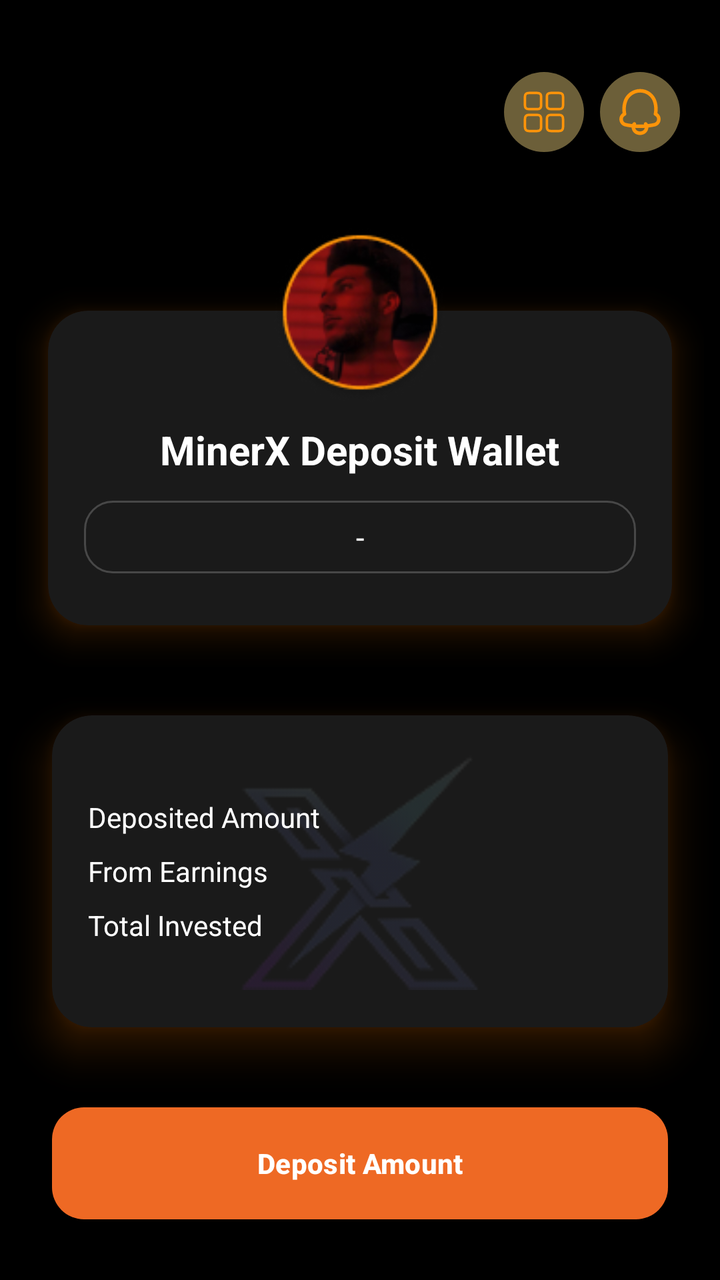
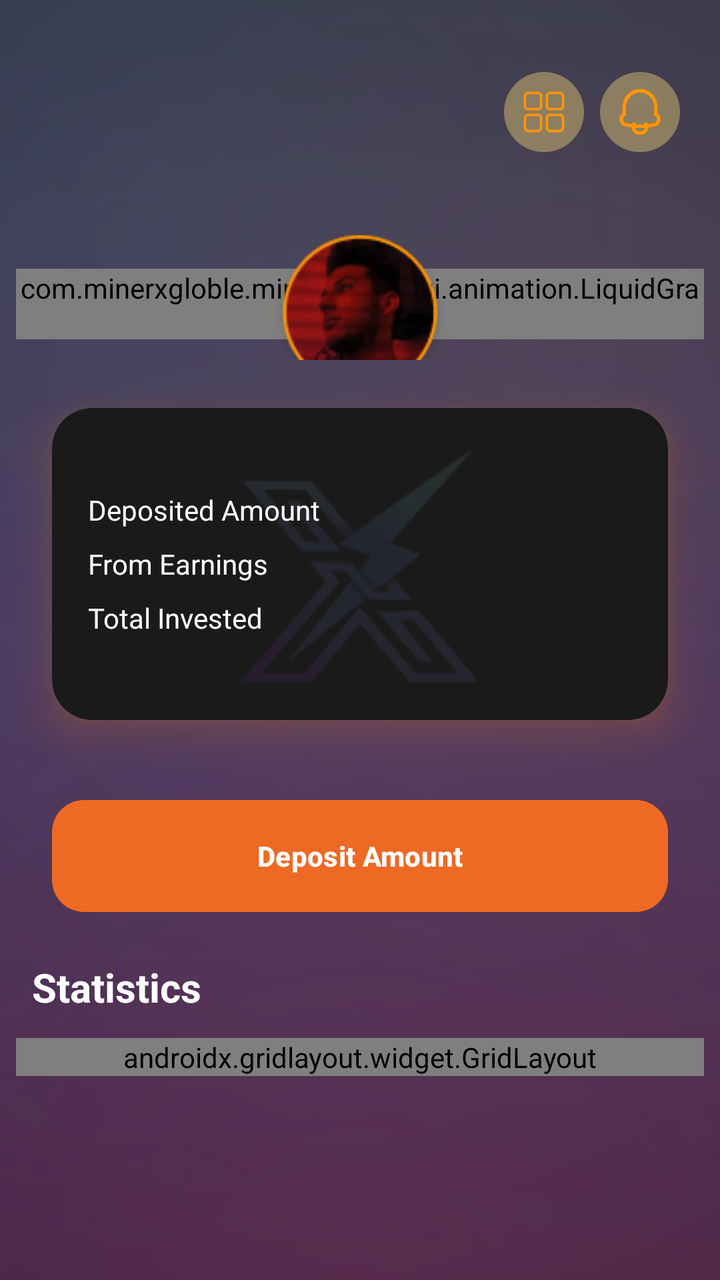

An Android layout rendered at two revisions. The XML below is the earlier revision; the diff shows what the commit changed to produce the second picture.
<!-- AndroidManifest.xml: application theme Theme.Bitbloom -->
<!-- res/layout/fragment_wallet.xml -->
<?xml version="1.0" encoding="utf-8"?>
<androidx.coordinatorlayout.widget.CoordinatorLayout xmlns:android="http://schemas.android.com/apk/res/android"
    xmlns:app="http://schemas.android.com/apk/res-auto"
    android:id="@+id/root"
    android:layout_width="match_parent"
    android:layout_height="match_parent"
    android:background="@color/mxg_black">

    
    <androidx.core.widget.NestedScrollView
        android:id="@+id/scrollContainer"
        android:layout_width="match_parent"
        android:layout_height="match_parent"
        android:fillViewport="true"
        android:scrollbars="none">

        
        <androidx.constraintlayout.widget.ConstraintLayout
            android:layout_width="match_parent"
            android:layout_height="wrap_content"
            android:paddingTop="24dp"
            android:paddingBottom="24dp">

            
            <androidx.constraintlayout.widget.Guideline
                android:id="@+id/gStart"
                android:layout_width="wrap_content"
                android:layout_height="wrap_content"
                android:orientation="vertical"
                app:layout_constraintGuide_begin="8dp" />

            <androidx.constraintlayout.widget.Guideline
                android:id="@+id/gEnd"
                android:layout_width="wrap_content"
                android:layout_height="wrap_content"
                android:orientation="vertical"
                app:layout_constraintGuide_end="8dp" />

            
            <androidx.constraintlayout.widget.ConstraintLayout
                android:id="@+id/topbar"
                android:layout_width="0dp"
                android:layout_height="64dp"
                android:paddingStart="8dp"
                android:paddingEnd="12dp"
                app:layout_constraintEnd_toEndOf="@id/gEnd"
                app:layout_constraintStart_toStartOf="@id/gStart"
                app:layout_constraintTop_toTopOf="parent">

                <LinearLayout
                    android:id="@+id/actionsRight"
                    android:layout_width="wrap_content"
                    android:layout_height="wrap_content"
                    android:orientation="horizontal"
                    app:layout_constraintBottom_toBottomOf="parent"
                    app:layout_constraintEnd_toEndOf="parent"
                    app:layout_constraintTop_toTopOf="parent">

                    <ImageView
                        android:id="@+id/menu"
                        android:layout_width="40dp"
                        android:layout_height="40dp"
                        android:background="@drawable/ic_window"
                        android:padding="8dp" />

                    <ImageView
                        android:id="@+id/notification_ic"
                        android:layout_width="40dp"
                        android:layout_height="40dp"
                        android:layout_marginStart="8dp"
                        android:background="@drawable/ic_bell"
                        android:padding="8dp" />
                </LinearLayout>
            </androidx.constraintlayout.widget.ConstraintLayout>

            
            <FrameLayout
                android:id="@+id/walletWrap"
                android:layout_width="0dp"
                android:layout_height="wrap_content"
                android:clipChildren="false"
                android:clipToPadding="false"
                app:layout_constraintEnd_toEndOf="@id/gEnd"
                app:layout_constraintStart_toStartOf="@id/gStart"
                app:layout_constraintTop_toBottomOf="@id/topbar">

                <include
                    android:id="@+id/walletCard"
                    layout="@layout/item_stack_card" />
            </FrameLayout>

            
            <com.google.android.material.card.MaterialCardView
                android:id="@+id/breakdownCard"
                android:layout_width="0dp"
                android:layout_height="wrap_content"
                android:outlineAmbientShadowColor="#FF7B00"
                android:outlineSpotShadowColor="#FF7B00"
                app:cardBackgroundColor="@color/main_card_color"
                app:cardCornerRadius="20dp"
                app:cardElevation="12dp"
                app:cardMaxElevation="12dp"
                app:cardUseCompatPadding="true"
                app:layout_constraintEnd_toEndOf="@id/gEnd"
                app:layout_constraintStart_toStartOf="@id/gStart"
                app:layout_constraintTop_toBottomOf="@id/walletWrap"
                app:strokeColor="@android:color/transparent">

                <RelativeLayout
                    android:layout_width="match_parent"
                    android:layout_height="wrap_content"
                    android:padding="18dp">

                    
                    <ImageView
                        android:id="@+id/watermarkImage"
                        android:layout_width="120dp"
                        android:layout_height="120dp"
                        android:layout_centerInParent="true"
                        android:alpha="0.10"
                        android:scaleType="fitCenter"
                        android:src="@drawable/logo" />

                    
                    <LinearLayout
                        android:layout_width="match_parent"
                        android:layout_height="wrap_content"
                        android:layout_centerInParent="true"
                        android:orientation="vertical">

                        
                        <LinearLayout
                            android:layout_width="match_parent"
                            android:layout_height="wrap_content"
                            android:orientation="horizontal"
                            android:paddingVertical="4dp">

                            <TextView
                                android:id="@+id/depositAmtTv"
                                android:layout_width="0dp"
                                android:layout_height="wrap_content"
                                android:layout_weight="1"
                                android:text="@string/fragment_wallet_deposited_amount"
                                android:textColor="@android:color/white"
                                android:textSize="14sp" />

                            <TextView
                                android:id="@+id/depositAmt"
                                android:layout_width="wrap_content"
                                android:layout_height="wrap_content"
                                android:text=""
                                android:textColor="#FD9409"
                                android:textSize="14sp"
                                android:textStyle="bold" />
                        </LinearLayout>

                        
                        <LinearLayout
                            android:layout_width="match_parent"
                            android:layout_height="wrap_content"
                            android:orientation="horizontal"
                            android:paddingVertical="4dp">

                            <TextView
                                android:id="@+id/fromEarningsTv"
                                android:layout_width="0dp"
                                android:layout_height="wrap_content"
                                android:layout_weight="1"
                                android:text="@string/fragment_wallet_from_earnings"
                                android:textColor="@android:color/white"
                                android:textSize="14sp" />

                            <TextView
                                android:id="@+id/fromEarningsAmt"
                                android:layout_width="wrap_content"
                                android:layout_height="wrap_content"
                                android:text=""
                                android:textColor="#FD9409"
                                android:textSize="14sp"
                                android:textStyle="bold" />
                        </LinearLayout>

                        
                        <LinearLayout
                            android:layout_width="match_parent"
                            android:layout_height="wrap_content"
                            android:orientation="horizontal"
                            android:paddingVertical="4dp">

                            <TextView
                                android:id="@+id/totalInvested"
                                android:layout_width="0dp"
                                android:layout_height="wrap_content"
                                android:layout_weight="1"
                                android:text="@string/fragment_earnings_wallet_total_invested"
                                android:textColor="@android:color/white"
                                android:textSize="14sp" />

                            <TextView
                                android:id="@+id/totalInvestedamt"
                                android:layout_width="wrap_content"
                                android:layout_height="wrap_content"
                                android:text=""
                                android:textColor="#FD9409"
                                android:textSize="14sp"
                                android:textStyle="bold" />
                        </LinearLayout>
                    </LinearLayout>
                </RelativeLayout>
            </com.google.android.material.card.MaterialCardView>

            
            <com.google.android.material.button.MaterialButton
                android:id="@+id/depositBtn"
                android:layout_width="0dp"
                android:layout_height="56dp"
                android:layout_marginHorizontal="18dp"
                android:layout_marginTop="16dp"
                android:insetLeft="0dp"
                android:insetTop="0dp"
                android:insetRight="0dp"
                android:insetBottom="0dp"
                android:text="@string/fragment_wallet_deposit_amount"
                android:textAllCaps="false"
                android:textColor="@android:color/white"
                android:textStyle="bold"
                app:backgroundTint="@color/button_color"
                app:cornerRadius="16dp"
                app:layout_constraintEnd_toEndOf="@id/gEnd"
                app:layout_constraintStart_toStartOf="@id/gStart"
                app:layout_constraintTop_toBottomOf="@id/breakdownCard" />

            
            <TextView
                android:id="@+id/tvLevels"
                android:layout_width="0dp"
                android:layout_height="wrap_content"
                android:layout_marginTop="24dp"
                android:paddingStart="8dp"
                android:paddingEnd="12dp"
                android:text="@string/fragment_earnings_wallet_statistics"
                android:textColor="@color/white"
                android:textSize="20sp"
                android:textStyle="bold"
                app:layout_constraintEnd_toEndOf="@id/gEnd"
                app:layout_constraintStart_toStartOf="@id/gStart"
                app:layout_constraintTop_toBottomOf="@id/depositBtn" />

            
            <androidx.gridlayout.widget.GridLayout
                android:id="@+id/statsGrid"
                android:layout_width="0dp"
                android:layout_height="wrap_content"
                android:layout_marginTop="12dp"
                app:alignmentMode="alignBounds"
                app:columnCount="2"
                app:layout_constraintEnd_toEndOf="@id/gEnd"
                app:layout_constraintStart_toStartOf="@id/gStart"
                app:layout_constraintTop_toBottomOf="@id/tvLevels"
                app:rowCount="2"
                app:useDefaultMargins="false">

                
                <com.google.android.material.card.MaterialCardView
                    android:layout_width="0dp"
                    android:layout_height="wrap_content"
                    android:outlineAmbientShadowColor="#FF7B00"
                    android:outlineSpotShadowColor="#FF7B00"
                    app:cardBackgroundColor="@color/main_card_color"
                    app:cardCornerRadius="20dp"
                    app:cardElevation="10dp"
                    app:cardMaxElevation="10dp"
                    app:cardUseCompatPadding="true"
                    app:layout_columnWeight="1"
                    app:layout_gravity="fill_horizontal"
                    app:strokeColor="@android:color/transparent">

                    <LinearLayout
                        android:layout_width="match_parent"
                        android:layout_height="match_parent"
                        android:gravity="center"
                        android:orientation="vertical"
                        android:padding="12dp">

                        <ImageView
                            android:layout_width="40dp"
                            android:layout_height="40dp"
                            android:layout_marginBottom="8dp"
                            android:src="@drawable/ic_money"
                            app:tint="@color/orange" />

                        <TextView
                            android:id="@+id/totalInvestedAmount"
                            android:layout_width="wrap_content"
                            android:layout_height="wrap_content"
                            android:text="@string/fragment_wallet_n_0"
                            android:textColor="@color/white"
                            android:textSize="16sp"
                            android:textStyle="bold" />

                        <TextView
                            android:id="@+id/totalInvestedText"
                            android:layout_width="wrap_content"
                            android:layout_height="wrap_content"
                            android:text="@string/fragment_earnings_wallet_total_invested"
                            android:textColor="@color/grey"
                            android:textSize="12sp" />
                    </LinearLayout>
                </com.google.android.material.card.MaterialCardView>

                
                <com.google.android.material.card.MaterialCardView
                    android:layout_width="0dp"
                    android:layout_height="wrap_content"
                    android:outlineAmbientShadowColor="#FF7B00"
                    android:outlineSpotShadowColor="#FF7B00"
                    app:cardBackgroundColor="@color/main_card_color"
                    app:cardCornerRadius="20dp"
                    app:cardElevation="10dp"
                    app:cardMaxElevation="10dp"
                    app:cardUseCompatPadding="true"
                    app:layout_columnWeight="1"
                    app:layout_gravity="fill_horizontal"
                    app:strokeColor="@android:color/transparent">

                    <LinearLayout
                        android:layout_width="match_parent"
                        android:layout_height="match_parent"
                        android:gravity="center"
                        android:orientation="vertical"
                        android:padding="12dp">

                        <ImageView
                            android:layout_width="40dp"
                            android:layout_height="40dp"
                            android:layout_marginBottom="8dp"
                            android:src="@drawable/ic_deposit"
                            app:tint="@color/orange" />

                        <TextView
                            android:id="@+id/totalDepositAmt"
                            android:layout_width="wrap_content"
                            android:layout_height="wrap_content"
                            android:text="@string/fragment_wallet_n_0"
                            android:textColor="@color/white"
                            android:textSize="16sp"
                            android:textStyle="bold" />

                        <TextView
                            android:layout_width="wrap_content"
                            android:layout_height="wrap_content"
                            android:text="@string/fragment_earnings_wallet_total_deposit"
                            android:textColor="@color/grey"
                            android:textSize="12sp" />
                    </LinearLayout>
                </com.google.android.material.card.MaterialCardView>

                
                <com.google.android.material.card.MaterialCardView
                    android:layout_width="0dp"
                    android:layout_height="wrap_content"
                    android:layout_marginTop="-6dp"
                    android:outlineAmbientShadowColor="#FF7B00"
                    android:outlineSpotShadowColor="#FF7B00"
                    app:cardBackgroundColor="@color/main_card_color"
                    app:cardCornerRadius="20dp"
                    app:cardElevation="10dp"
                    app:cardMaxElevation="10dp"
                    app:cardUseCompatPadding="true"
                    app:layout_columnWeight="1"
                    app:layout_gravity="fill_horizontal"
                    app:strokeColor="@android:color/transparent">

                    <LinearLayout
                        android:layout_width="match_parent"
                        android:layout_height="match_parent"
                        android:gravity="center"
                        android:orientation="vertical"
                        android:padding="12dp">

                        <ImageView
                            android:layout_width="40dp"
                            android:layout_height="40dp"
                            android:layout_marginBottom="8dp"
                            android:src="@drawable/ic_withdraw"
                            app:tint="@color/orange" />

                        <TextView
                            android:id="@+id/withdrawAmt"
                            android:layout_width="wrap_content"
                            android:layout_height="wrap_content"
                            android:text="@string/fragment_wallet_n_0"
                            android:textColor="@color/white"
                            android:textSize="16sp"
                            android:textStyle="bold" />

                        <TextView
                            android:layout_width="wrap_content"
                            android:layout_height="wrap_content"
                            android:text="@string/fragment_earnings_wallet_total_withdraw"
                            android:textColor="@color/grey"
                            android:textSize="12sp" />
                    </LinearLayout>
                </com.google.android.material.card.MaterialCardView>
                <com.google.android.material.card.MaterialCardView
                    android:layout_width="0dp"
                    android:layout_height="wrap_content"
                    android:layout_marginTop="-6dp"
                    android:outlineAmbientShadowColor="#FF7B00"
                    android:outlineSpotShadowColor="#FF7B00"
                    app:cardBackgroundColor="@color/main_card_color"
                    app:cardCornerRadius="20dp"
                    app:cardElevation="10dp"
                    app:cardMaxElevation="10dp"
                    app:cardUseCompatPadding="true"
                    app:layout_columnWeight="1"
                    app:layout_gravity="fill_horizontal"
                    app:strokeColor="@android:color/transparent">

                    <LinearLayout
                        android:layout_width="match_parent"
                        android:layout_height="match_parent"
                        android:gravity="center"
                        android:orientation="vertical"
                        android:padding="12dp">

                        <ImageView
                            android:layout_width="40dp"
                            android:layout_height="40dp"
                            android:layout_marginBottom="8dp"
                            android:src="@drawable/ic_money"
                            app:tint="@color/orange" />

                        <TextView
                            android:id="@+id/tokenAmt"
                            android:layout_width="wrap_content"
                            android:layout_height="wrap_content"
                            android:text="@string/fragment_earnings_wallet_n_6_000"
                            android:textColor="@color/white"
                            android:textSize="16sp"
                            android:textStyle="bold" />

                        <TextView
                            android:layout_width="wrap_content"
                            android:layout_height="wrap_content"
                            android:text="@string/token_usdt"
                            android:textColor="@color/grey"
                            android:textSize="12sp" />
                    </LinearLayout>
                </com.google.android.material.card.MaterialCardView>
            </androidx.gridlayout.widget.GridLayout>

            
            <Space
                android:layout_width="0dp"
                android:layout_height="24dp"
                app:layout_constraintEnd_toEndOf="@id/gEnd"
                app:layout_constraintStart_toStartOf="@id/gStart"
                app:layout_constraintTop_toBottomOf="@id/statsGrid" />

        </androidx.constraintlayout.widget.ConstraintLayout>
    </androidx.core.widget.NestedScrollView>
</androidx.coordinatorlayout.widget.CoordinatorLayout>
<!-- res/layout/item_stack_card.xml (included above) -->
<?xml version="1.0" encoding="utf-8"?>
<androidx.constraintlayout.widget.ConstraintLayout xmlns:android="http://schemas.android.com/apk/res/android"
    xmlns:app="http://schemas.android.com/apk/res-auto"
    android:layout_width="match_parent"
    android:layout_height="wrap_content"
    android:clipChildren="false"
    android:clipToPadding="false">

    
    <ImageView
        android:id="@+id/profileImage"
        android:layout_width="92dp"
        android:layout_height="92dp"
        android:elevation="24dp"
        android:padding="2dp"
        android:scaleType="centerCrop"
        android:src="@drawable/person"
        android:translationY="24dp"
        android:translationZ="24dp"
        app:layout_constraintEnd_toEndOf="parent"
        app:layout_constraintStart_toStartOf="parent"
        app:layout_constraintTop_toTopOf="parent" />

    
    <com.google.android.material.card.MaterialCardView
        android:id="@+id/cardSurface"
        android:layout_width="0dp"
        android:layout_height="wrap_content"
        android:layout_marginTop="-46dp"
        android:outlineAmbientShadowColor="#FF7B00"
        android:outlineSpotShadowColor="#FF7B00"
        app:cardBackgroundColor="@color/main_card_color"
        app:cardCornerRadius="20dp"
        app:cardElevation="10dp"
        app:cardMaxElevation="10dp"
        app:cardUseCompatPadding="true"
        app:layout_constraintEnd_toEndOf="parent"
        app:layout_constraintStart_toStartOf="parent"
        app:layout_constraintTop_toBottomOf="@id/profileImage"
        app:strokeColor="@android:color/transparent"
        app:strokeWidth="0dp">

        <LinearLayout
            android:layout_width="match_parent"
            android:layout_height="wrap_content"
            android:orientation="vertical"
            android:paddingStart="18dp"
            android:paddingTop="56dp"
            android:paddingEnd="18dp"
            android:paddingBottom="26dp">

            <TextView
                android:id="@+id/tvAccount"
                android:layout_width="wrap_content"
                android:layout_height="wrap_content"
                android:layout_gravity="center"
                android:text="@string/item_home_wallet_card_minerx_deposit_wallet"
                android:textColor="@color/white"
                android:textSize="20sp"
                android:textStyle="bold" />

            <TextView
                android:id="@+id/depositBalance"
                android:layout_width="match_parent"
                android:layout_height="wrap_content"
                android:layout_marginTop="12dp"
                android:background="@drawable/bg_referral"
                android:ellipsize="end"
                android:paddingHorizontal="12dp"
                android:paddingVertical="8dp"
                android:singleLine="true"
                android:text="@string/item_network_stats_text"
                android:textAlignment="center"
                android:textColor="@color/white"
                android:textSize="15sp" />
        </LinearLayout>
    </com.google.android.material.card.MaterialCardView>
</androidx.constraintlayout.widget.ConstraintLayout>
<!-- resources referenced by this layout -->
<resources>
  <color name="button_color">#EE6924</color>
  <color name="grey">#B4FFFFFF</color>
  <color name="main_card_color">#1A1A1A</color>
  <color name="mxg_black">#000000</color>
  <color name="orange">#EE6924</color>
  <color name="white">#FFFFFFFF</color>
  <!-- drawable bg_referral (drawable) -->
  <?xml version="1.0" encoding="utf-8"?>
  <shape xmlns:android="http://schemas.android.com/apk/res/android" android:shape="rectangle">
      <solid android:color="#221A1A1A"/>    
      <corners android:radius="14dp"/>
      <stroke android:width="1dp" android:color="#33FFFFFF"/> 
      <padding android:left="6dp" android:top="4dp" android:right="6dp" android:bottom="4dp"/>
  </shape>
  <string name="fragment_earnings_wallet_n_6_000">6,000$</string>
  <string name="fragment_earnings_wallet_statistics">Statistics</string>
  <string name="fragment_earnings_wallet_total_deposit">Total Deposit</string>
  <string name="fragment_earnings_wallet_total_invested">Total Invested</string>
  <string name="fragment_earnings_wallet_total_withdraw">Total Withdraw</string>
  <string name="fragment_wallet_deposit_amount">Deposit Amount</string>
  <string name="fragment_wallet_deposited_amount">Deposited Amount</string>
  <string name="fragment_wallet_from_earnings">From Earnings</string>
  <string name="fragment_wallet_n_0">0$</string>
  <string name="item_home_wallet_card_minerx_deposit_wallet">MinerX Deposit Wallet</string>
  <string name="item_network_stats_text">-</string>
  <string name="token_usdt">MXGN USDT</string>
  <style name="Widget.MXG.EditText.WhiteCursor" parent="Widget.AppCompat.EditText">
          <item name="android:textCursorDrawable">@drawable/cursor_white</item>
      </style>
  <!-- drawable cursor_white (drawable) -->
  <?xml version="1.0" encoding="utf-8"?>
  <shape xmlns:android="http://schemas.android.com/apk/res/android">
      <size android:width="2dp"/>
      <solid android:color="@android:color/white"/>
      <corners android:radius="1dp"/>
  </shape>
  <color name="mxg_white">#FFFFFF</color>
  <color name="status_bar_color">#EE6924</color>
  <color name="light_status_bar_color">#EE6924</color>
  <!-- unchanged entries left out for length: 10 -->
</resources>

<!-- the commit's change to res/layout/fragment_wallet.xml (unified diff, before → after) -->
@@ -4,7 +4,7 @@
     android:id="@+id/root"
     android:layout_width="match_parent"
     android:layout_height="match_parent"
-    android:background="@color/mxg_black">
+    android:background="@drawable/bg_mxg_deposit_gradient">
 
     
     <androidx.core.widget.NestedScrollView
@@ -463,14 +463,14 @@
 </androidx.coordinatorlayout.widget.CoordinatorLayout>
 <!-- res/layout/item_stack_card.xml (included above) -->
 <?xml version="1.0" encoding="utf-8"?>
-<androidx.constraintlayout.widget.ConstraintLayout xmlns:android="http://schemas.android.com/apk/res/android"
+<androidx.constraintlayout.widget.ConstraintLayout
+    xmlns:android="http://schemas.android.com/apk/res/android"
     xmlns:app="http://schemas.android.com/apk/res-auto"
     android:layout_width="match_parent"
     android:layout_height="wrap_content"
     android:clipChildren="false"
     android:clipToPadding="false">
 
-    
     <ImageView
         android:id="@+id/profileImage"
         android:layout_width="92dp"
@@ -485,15 +485,14 @@
         app:layout_constraintStart_toStartOf="parent"
         app:layout_constraintTop_toTopOf="parent" />
 
-    
-    <com.google.android.material.card.MaterialCardView
+    <com.minerxgloble.minerxgloble.ui.animation.LiquidGradientCard
         android:id="@+id/cardSurface"
         android:layout_width="0dp"
         android:layout_height="wrap_content"
         android:layout_marginTop="-46dp"
         android:outlineAmbientShadowColor="#FF7B00"
         android:outlineSpotShadowColor="#FF7B00"
-        app:cardBackgroundColor="@color/main_card_color"
+        app:cardBackgroundColor="@android:color/transparent"
         app:cardCornerRadius="20dp"
         app:cardElevation="10dp"
         app:cardMaxElevation="10dp"
@@ -528,7 +527,7 @@
                 android:layout_width="match_parent"
                 android:layout_height="wrap_content"
                 android:layout_marginTop="12dp"
-                android:background="@drawable/bg_referral"
+                android:background="@drawable/bg_referral_home"
                 android:ellipsize="end"
                 android:paddingHorizontal="12dp"
                 android:paddingVertical="8dp"
@@ -538,5 +537,5 @@
                 android:textColor="@color/white"
                 android:textSize="15sp" />
         </LinearLayout>
-    </com.google.android.material.card.MaterialCardView>
+    </com.minerxgloble.minerxgloble.ui.animation.LiquidGradientCard>
 </androidx.constraintlayout.widget.ConstraintLayout>
<!-- resource entries referenced after the edit -->
@@ -6,12 +6,71 @@
   <color name="mxg_black">#000000</color>
   <color name="orange">#EE6924</color>
   <color name="white">#FFFFFFFF</color>
-  <!-- drawable bg_referral (drawable) -->
+  <!-- drawable bg_mxg_deposit_gradient (drawable) -->
+  <?xml version="1.0" encoding="utf-8"?>
+  <layer-list xmlns:android="http://schemas.android.com/apk/res/android">
+  
+      
+      <item>
+          <shape android:shape="rectangle">
+              <gradient
+                  android:type="linear"
+                  android:angle="270"
+                  android:startColor="#1C1F3A"
+                  android:centerColor="#2C2150"
+                  android:endColor="#341A38"/>
+          </shape>
+      </item>
+  
+      
+      <item android:gravity="top|start">
+          <shape android:shape="rectangle">
+              <gradient
+                  android:type="radial"
+                  android:centerX="25%"
+                  android:centerY="18%"
+                  android:gradientRadius="700dp"
+                  android:startColor="#2240E6FF"
+                  android:centerColor="#0F40E6FF"
+                  android:endColor="#0040E6FF"/>
+          </shape>
+      </item>
+  
+      
+      <item android:gravity="top|end">
+          <shape android:shape="rectangle">
+              <gradient
+                  android:type="radial"
+                  android:centerX="78%"
+                  android:centerY="28%"
+                  android:gradientRadius="700dp"
+                  android:startColor="#26FF9F43"
+                  android:centerColor="#12FF9F43"
+                  android:endColor="#00FF9F43"/>
+          </shape>
+      </item>
+  
+      
+      <item android:gravity="bottom|center_horizontal">
+          <shape android:shape="rectangle">
+              <gradient
+                  android:type="radial"
+                  android:centerX="50%"
+                  android:centerY="100%"
+                  android:gradientRadius="820dp"
+                  android:startColor="#26E640A1"
+                  android:centerColor="#10E640A1"
+                  android:endColor="#00E640A1"/>
+          </shape>
+      </item>
+  
+  </layer-list>
+  <!-- drawable bg_referral_home (drawable) -->
   <?xml version="1.0" encoding="utf-8"?>
   <shape xmlns:android="http://schemas.android.com/apk/res/android" android:shape="rectangle">
       <solid android:color="#221A1A1A"/>    
       <corners android:radius="14dp"/>
-      <stroke android:width="1dp" android:color="#33FFFFFF"/> 
+      <stroke android:width="1dp" android:color="@color/orange"/> 
       <padding android:left="6dp" android:top="4dp" android:right="6dp" android:bottom="4dp"/>
   </shape>
   <string name="fragment_earnings_wallet_n_6_000">6,000$</string>
